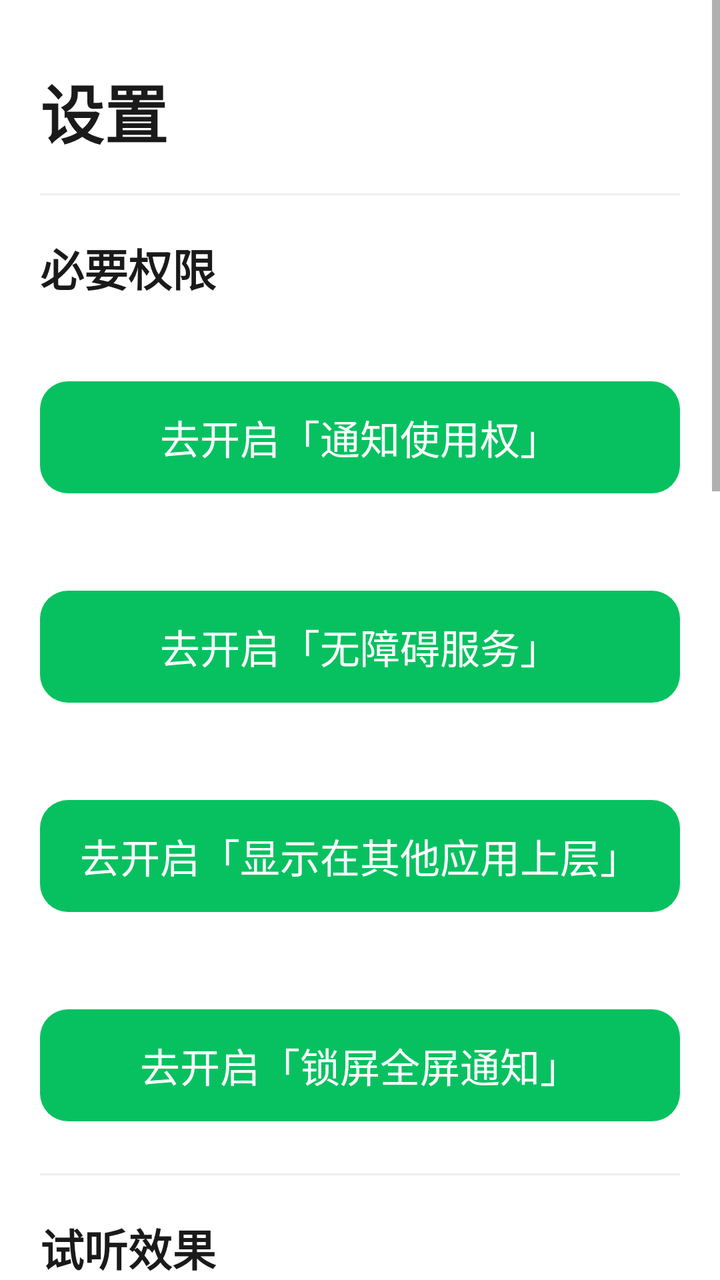
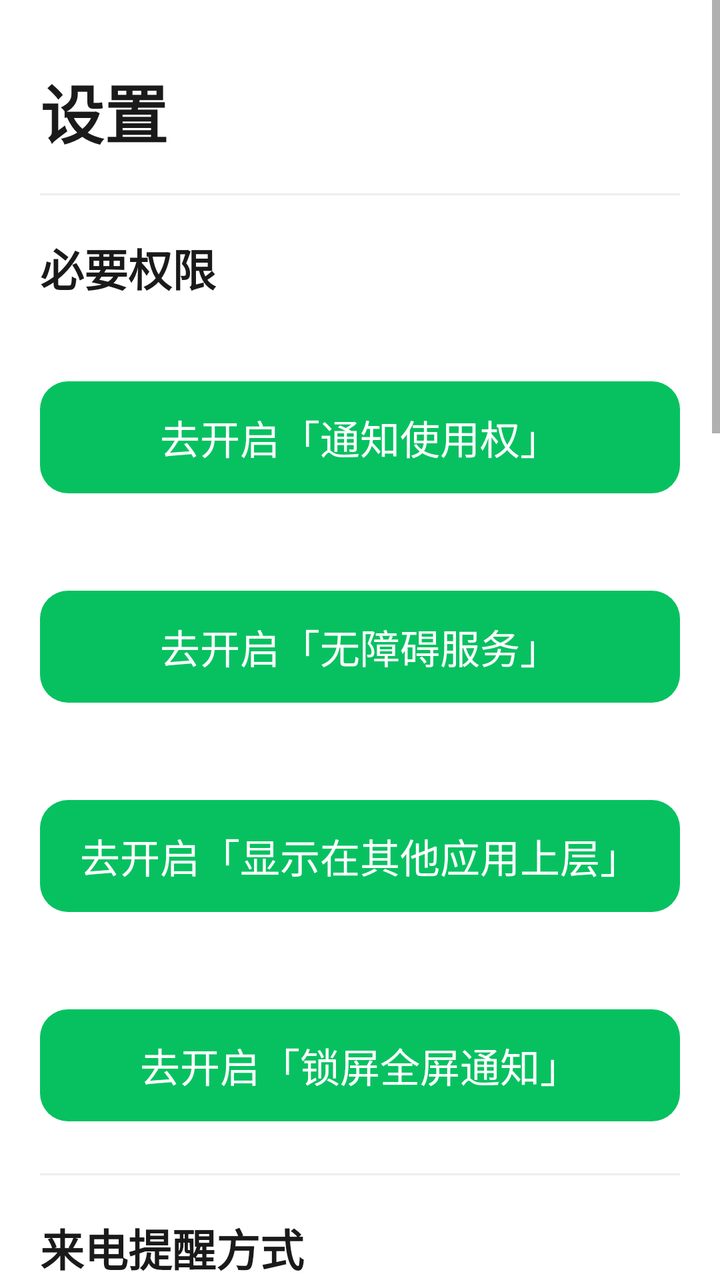

Two renders of the same Android screen: before a commit and after it. Below are the layout's source before the change and the commit's diff.
<!-- AndroidManifest.xml: application theme AppTheme -->
<!-- res/layout/activity_settings.xml -->
<?xml version="1.0" encoding="utf-8"?>
<ScrollView xmlns:android="http://schemas.android.com/apk/res/android"
    android:layout_width="match_parent"
    android:layout_height="match_parent"
    android:fillViewport="true"
    android:background="@android:color/white">

    <LinearLayout
        android:layout_width="match_parent"
        android:layout_height="wrap_content"
        android:orientation="vertical"
        android:padding="20dp">

        <TextView
            android:layout_width="wrap_content"
            android:layout_height="wrap_content"
            android:layout_marginTop="12dp"
            android:text="设置"
            android:textColor="@color/textMain"
            android:textSize="32sp"
            android:textStyle="bold"/>

        <View
            android:layout_width="match_parent"
            android:layout_height="1dp"
            android:layout_marginTop="18dp"
            android:layout_marginBottom="6dp"
            android:background="#EEEEEE"/>

        
        <TextView
            android:layout_width="wrap_content"
            android:layout_height="wrap_content"
            android:layout_marginTop="14dp"
            android:text="必要权限"
            android:textColor="@color/textMain"
            android:textSize="22sp"
            android:textStyle="bold"/>

        <TextView
            android:id="@+id/status_notification"
            android:layout_width="match_parent"
            android:layout_height="wrap_content"
            android:layout_marginTop="10dp"
            android:textSize="17sp"/>

        <Button
            android:id="@+id/btn_open_notification_access"
            android:layout_width="match_parent"
            android:layout_height="56dp"
            android:layout_marginTop="8dp"
            android:background="@drawable/bg_btn_primary"
            android:stateListAnimator="@null"
            android:text="去开启「通知使用权」"
            android:textColor="#FFFFFF"
            android:textSize="20sp"/>

        <TextView
            android:id="@+id/status_accessibility"
            android:layout_width="match_parent"
            android:layout_height="wrap_content"
            android:layout_marginTop="18dp"
            android:textSize="17sp"/>

        <Button
            android:id="@+id/btn_open_accessibility"
            android:layout_width="match_parent"
            android:layout_height="56dp"
            android:layout_marginTop="8dp"
            android:background="@drawable/bg_btn_primary"
            android:stateListAnimator="@null"
            android:text="去开启「无障碍服务」"
            android:textColor="#FFFFFF"
            android:textSize="20sp"/>

        <LinearLayout
            android:id="@+id/row_overlay"
            android:layout_width="match_parent"
            android:layout_height="wrap_content"
            android:orientation="vertical">

            <TextView
                android:id="@+id/status_overlay"
                android:layout_width="match_parent"
                android:layout_height="wrap_content"
                android:layout_marginTop="18dp"
                android:textSize="17sp"/>

            <Button
                android:id="@+id/btn_open_overlay"
                android:layout_width="match_parent"
                android:layout_height="56dp"
                android:layout_marginTop="8dp"
                android:background="@drawable/bg_btn_primary"
                android:stateListAnimator="@null"
                android:text="去开启「显示在其他应用上层」"
                android:textColor="#FFFFFF"
                android:textSize="20sp"/>
        </LinearLayout>

        <LinearLayout
            android:id="@+id/row_fullscreen"
            android:layout_width="match_parent"
            android:layout_height="wrap_content"
            android:orientation="vertical">

            <TextView
                android:id="@+id/status_fullscreen"
                android:layout_width="match_parent"
                android:layout_height="wrap_content"
                android:layout_marginTop="18dp"
                android:textSize="17sp"/>

            <Button
                android:id="@+id/btn_open_fullscreen"
                android:layout_width="match_parent"
                android:layout_height="56dp"
                android:layout_marginTop="8dp"
                android:background="@drawable/bg_btn_primary"
                android:stateListAnimator="@null"
                android:text="去开启「锁屏全屏通知」"
                android:textColor="#FFFFFF"
                android:textSize="20sp"/>
        </LinearLayout>

        <View
            android:layout_width="match_parent"
            android:layout_height="1dp"
            android:layout_marginTop="26dp"
            android:layout_marginBottom="6dp"
            android:background="#EEEEEE"/>

        
        <TextView
            android:layout_width="wrap_content"
            android:layout_height="wrap_content"
            android:layout_marginTop="14dp"
            android:text="试听效果"
            android:textColor="@color/textMain"
            android:textSize="22sp"
            android:textStyle="bold"/>

        <Button
            android:id="@+id/btn_test_voice"
            android:layout_width="match_parent"
            android:layout_height="60dp"
            android:layout_marginTop="10dp"
            android:background="@drawable/bg_btn_primary"
            android:stateListAnimator="@null"
            android:text="▶ 试听语音播报（模拟张三来电）"
            android:textColor="#FFFFFF"
            android:textSize="20sp"/>

        
        <TextView
            android:id="@+id/status_tts"
            android:layout_width="match_parent"
            android:layout_height="wrap_content"
            android:layout_marginTop="16dp"
            android:lineSpacingExtra="4dp"
            android:textSize="17sp"/>

        <Button
            android:id="@+id/btn_recheck_tts"
            android:layout_width="match_parent"
            android:layout_height="56dp"
            android:layout_marginTop="8dp"
            android:background="@drawable/bg_btn_ghost"
            android:stateListAnimator="@null"
            android:text="↻ 重新检测语音播报"
            android:textColor="@color/textMain"
            android:textSize="18sp"/>

        <Button
            android:id="@+id/btn_open_tts"
            android:layout_width="match_parent"
            android:layout_height="56dp"
            android:layout_marginTop="8dp"
            android:background="@drawable/bg_btn_ghost"
            android:stateListAnimator="@null"
            android:text="去设置「语音引擎 / 中文语音包」"
            android:textColor="@color/textMain"
            android:textSize="18sp"/>

        
        <TextView
            android:layout_width="wrap_content"
            android:layout_height="wrap_content"
            android:layout_marginTop="22dp"
            android:text="媒体音量"
            android:textColor="@color/textMain"
            android:textSize="22sp"
            android:textStyle="bold"/>

        <TextView
            android:id="@+id/tv_volume_pct"
            android:layout_width="match_parent"
            android:layout_height="wrap_content"
            android:layout_marginTop="8dp"
            android:textColor="@color/textSub"
            android:textSize="18sp"/>

        <SeekBar
            android:id="@+id/seek_volume"
            android:layout_width="match_parent"
            android:layout_height="48dp"
            android:layout_marginTop="4dp"/>

        <TextView
            android:layout_width="match_parent"
            android:layout_height="wrap_content"
            android:layout_marginTop="4dp"
            android:text="语音播报走的是媒体音量，建议调大一些。"
            android:textColor="@color/textSub"
            android:textSize="15sp"/>

        <View
            android:layout_width="match_parent"
            android:layout_height="1dp"
            android:layout_marginTop="26dp"
            android:layout_marginBottom="6dp"
            android:background="#EEEEEE"/>

        
        <TextView
            android:layout_width="wrap_content"
            android:layout_height="wrap_content"
            android:layout_marginTop="14dp"
            android:text="自动接听"
            android:textColor="@color/textMain"
            android:textSize="22sp"
            android:textStyle="bold"/>

        <LinearLayout
            android:layout_width="match_parent"
            android:layout_height="wrap_content"
            android:orientation="horizontal"
            android:gravity="center_vertical"
            android:layout_marginTop="10dp">

            <Switch
                android:id="@+id/sw_auto_master"
                android:layout_width="wrap_content"
                android:layout_height="wrap_content"/>

            <TextView
                android:layout_width="0dp"
                android:layout_height="wrap_content"
                android:layout_weight="1"
                android:layout_marginLeft="12dp"
                android:text="开启自动接听（仅对标记自动接听的家人生效）"
                android:textColor="@color/textMain"
                android:textSize="18sp"/>
        </LinearLayout>

        <LinearLayout
            android:layout_width="match_parent"
            android:layout_height="wrap_content"
            android:orientation="horizontal"
            android:gravity="center_vertical"
            android:layout_marginTop="14dp">

            <TextView
                android:layout_width="wrap_content"
                android:layout_height="wrap_content"
                android:text="自动接听前等"
                android:textColor="@color/textMain"
                android:textSize="17sp"/>

            <EditText
                android:id="@+id/input_auto_delay"
                android:layout_width="80dp"
                android:layout_height="52dp"
                android:layout_marginLeft="8dp"
                android:layout_marginRight="8dp"
                android:gravity="center"
                android:inputType="number"
                android:text="8"
                android:textSize="18sp"/>

            <TextView
                android:layout_width="wrap_content"
                android:layout_height="wrap_content"
                android:text="秒"
                android:textColor="@color/textMain"
                android:textSize="17sp"/>

            <Button
                android:id="@+id/btn_save_delay"
                android:layout_width="wrap_content"
                android:layout_height="48dp"
                android:layout_marginLeft="12dp"
                android:background="@drawable/bg_btn_ghost"
                android:stateListAnimator="@null"
                android:minWidth="0dp"
                android:paddingLeft="20dp"
                android:paddingRight="20dp"
                android:text="保存秒数"
                android:textColor="@color/textMain"
                android:textSize="16sp"/>
        </LinearLayout>

        <View
            android:layout_width="match_parent"
            android:layout_height="1dp"
            android:layout_marginTop="26dp"
            android:layout_marginBottom="6dp"
            android:background="#EEEEEE"/>

        
        <TextView
            android:layout_width="wrap_content"
            android:layout_height="wrap_content"
            android:layout_marginTop="14dp"
            android:text="保持后台运行"
            android:textColor="@color/textMain"
            android:textSize="22sp"
            android:textStyle="bold"/>

        <Button
            android:id="@+id/btn_open_battery"
            android:layout_width="match_parent"
            android:layout_height="60dp"
            android:layout_marginTop="10dp"
            android:background="@drawable/bg_btn_ghost"
            android:stateListAnimator="@null"
            android:text="去设置「自启动 / 后台运行」（防杀后台）"
            android:textColor="@color/textMain"
            android:textSize="18sp"/>

        <View
            android:layout_width="match_parent"
            android:layout_height="1dp"
            android:layout_marginTop="26dp"
            android:layout_marginBottom="6dp"
            android:background="#EEEEEE"/>

        
        <TextView
            android:layout_width="wrap_content"
            android:layout_height="wrap_content"
            android:layout_marginTop="14dp"
            android:text="接不到电话时看这里"
            android:textColor="@color/textMain"
            android:textSize="22sp"
            android:textStyle="bold"/>

        <TextView
            android:id="@+id/status_auto_summary"
            android:layout_width="match_parent"
            android:layout_height="wrap_content"
            android:layout_marginTop="10dp"
            android:lineSpacingExtra="4dp"
            android:textSize="17sp"/>

        <Button
            android:id="@+id/btn_open_diag"
            android:layout_width="match_parent"
            android:layout_height="60dp"
            android:layout_marginTop="10dp"
            android:background="@drawable/bg_btn_primary"
            android:stateListAnimator="@null"
            android:text="📋 查看运行记录（排查没自动接听）"
            android:textColor="#FFFFFF"
            android:textSize="19sp"/>

        <TextView
            android:id="@+id/tv_about"
            android:layout_width="match_parent"
            android:layout_height="wrap_content"
            android:layout_marginTop="26dp"
            android:layout_marginBottom="20dp"
            android:gravity="center"
            android:text="亲情接听助手 · 仅在本地运行，不联网、不上传数据"
            android:textColor="#BBBBBB"
            android:textSize="14sp"/>
    </LinearLayout>
</ScrollView>
<!-- resources referenced by this layout -->
<resources>
  <color name="textMain">#1A1A1A</color>
  <color name="textSub">#888888</color>
  <!-- drawable bg_btn_ghost (drawable) -->
  <?xml version="1.0" encoding="utf-8"?>
  <shape xmlns:android="http://schemas.android.com/apk/res/android"
      android:shape="rectangle">
      <corners android:radius="14dp"/>
      <solid android:color="#F2F2F2"/>
  </shape>
  <!-- drawable bg_btn_primary (drawable) -->
  <?xml version="1.0" encoding="utf-8"?>
  <shape xmlns:android="http://schemas.android.com/apk/res/android"
      android:shape="rectangle">
      <corners android:radius="14dp"/>
      <solid android:color="#07C160"/>
  </shape>
  <style name="AppTheme" parent="android:Theme.Material.Light.NoActionBar">
          <item name="android:statusBarColor">@color/greenPrimary</item>
          <item name="android:windowBackground">@android:color/white</item>
      </style>
  <color name="greenPrimary">#07C160</color>
</resources>

<!-- the commit's change to res/layout/activity_settings.xml (unified diff, before → after) -->
@@ -135,6 +135,46 @@
             android:layout_width="wrap_content"
             android:layout_height="wrap_content"
             android:layout_marginTop="14dp"
+            android:text="来电提醒方式"
+            android:textColor="@color/textMain"
+            android:textSize="22sp"
+            android:textStyle="bold"/>
+
+        <LinearLayout
+            android:layout_width="match_parent"
+            android:layout_height="wrap_content"
+            android:orientation="horizontal"
+            android:gravity="center_vertical"
+            android:layout_marginTop="10dp">
+
+            <Switch
+                android:id="@+id/sw_guide_overlay"
+                android:layout_width="wrap_content"
+                android:layout_height="wrap_content"/>
+
+            <TextView
+                android:layout_width="0dp"
+                android:layout_height="wrap_content"
+                android:layout_weight="1"
+                android:layout_marginLeft="12dp"
+                android:text="来电时在屏幕上圈出绿色接听按钮（告诉老人点哪里）"
+                android:textColor="@color/textMain"
+                android:textSize="18sp"/>
+        </LinearLayout>
+
+        <TextView
+            android:layout_width="match_parent"
+            android:layout_height="wrap_content"
+            android:layout_marginTop="6dp"
+            android:text="圈出来的位置正好套在微信那个绿色接听键上，点下去等同于点微信的按钮。圆圈不会挡住操作，另外屏幕顶部还有一个「停止提醒」按钮，随时能关掉声音。需要「显示在其他应用上层」权限。"
+            android:textColor="@color/textSub"
+            android:textSize="15sp"/>
+
+        
+        <TextView
+            android:layout_width="wrap_content"
+            android:layout_height="wrap_content"
+            android:layout_marginTop="14dp"
             android:text="试听效果"
             android:textColor="@color/textMain"
             android:textSize="22sp"
@@ -147,7 +187,7 @@
             android:layout_marginTop="10dp"
             android:background="@drawable/bg_btn_primary"
             android:stateListAnimator="@null"
-            android:text="▶ 试听语音播报（模拟张三来电）"
+            android:text="▶ 试听：语音播报 + 屏幕指引（模拟张三来电）"
             android:textColor="#FFFFFF"
             android:textSize="20sp"/>
 
